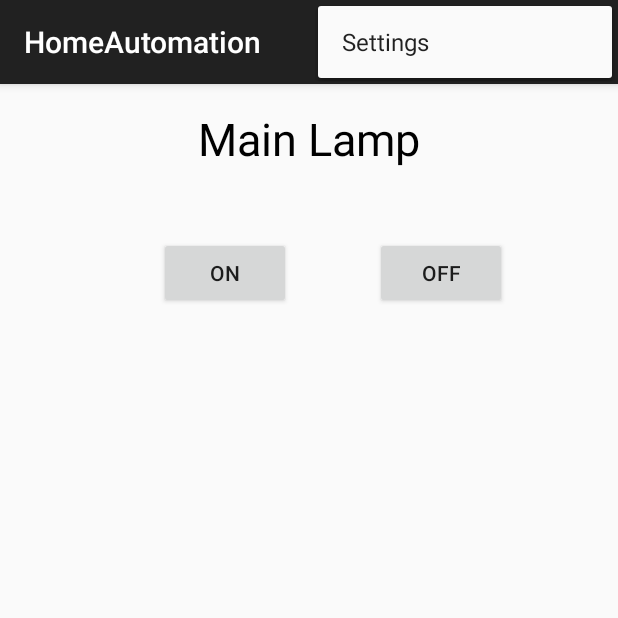
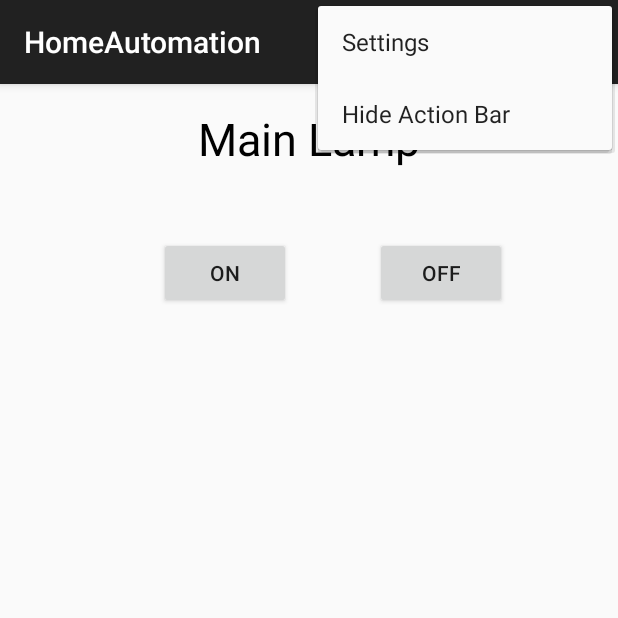
Before and after one commit to niksivapatham/HomeAutomation, an Android app: the screen it shows after launch (MainActivity), with the options menu open, on a phone screen of 412 x 824 dp, the top half of it. Run offline under Robolectric (Android 15) with nearby library versions, the phone set to English and light mode, and no system bars.

Commit message:
Nothing Big

```diff
--- a/app/src/main/res/menu/menu_main.xml
+++ b/app/src/main/res/menu/menu_main.xml
@@ -1,6 +1,10 @@
 <menu xmlns:android="http://schemas.android.com/apk/res/android"
     xmlns:app="http://schemas.android.com/apk/res-auto"
     xmlns:tools="http://schemas.android.com/tools" tools:context=".MainActivity">
+
     <item android:id="@+id/action_settings" android:title="@string/action_settings"
         android:orderInCategory="100" app:showAsAction="never" />
+
+    <item android:id="@+id/hide_actionbar" android:title="@string/hide"
+        android:orderInCategory="200" app:showAsAction="never" />
 </menu>
--- a/app/src/main/res/values/strings.xml
+++ b/app/src/main/res/values/strings.xml
@@ -3,4 +3,5 @@
 
     <string name="hello_world">Hello world!</string>
     <string name="action_settings">Settings</string>
+    <string name="hide">Hide Action Bar</string>
 </resources>
```
Also changed, not shown: app/src/main/java/com/wordpress/salsaapps/homeautomation/MainActivity.java (+18 -4 lines).
